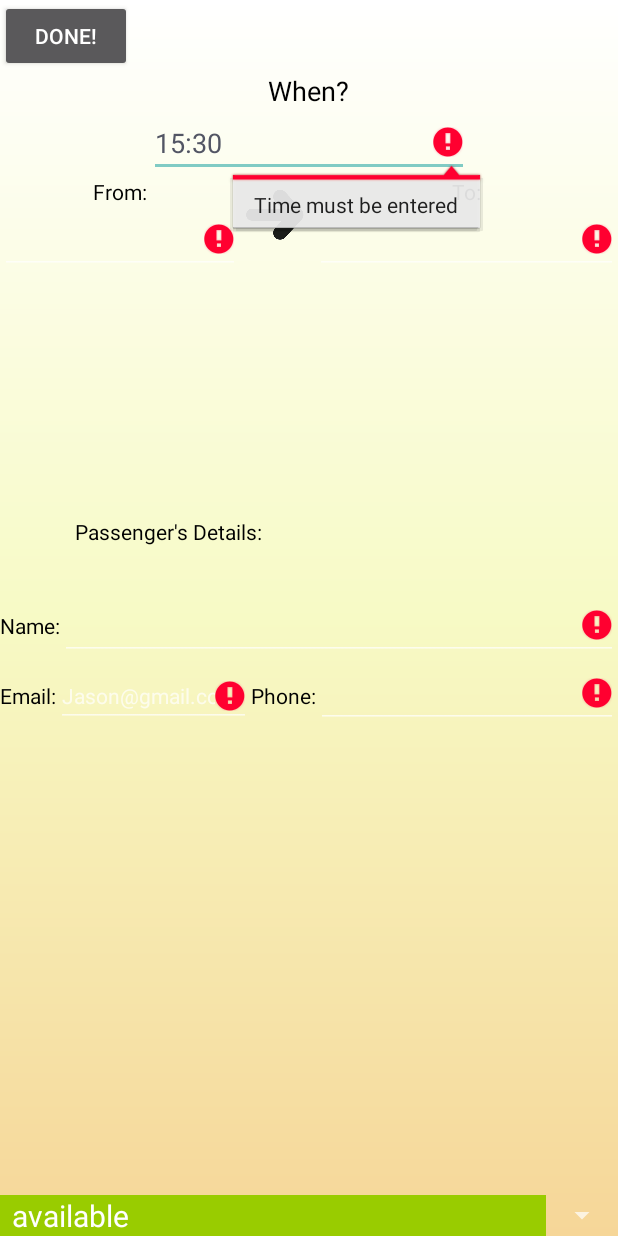
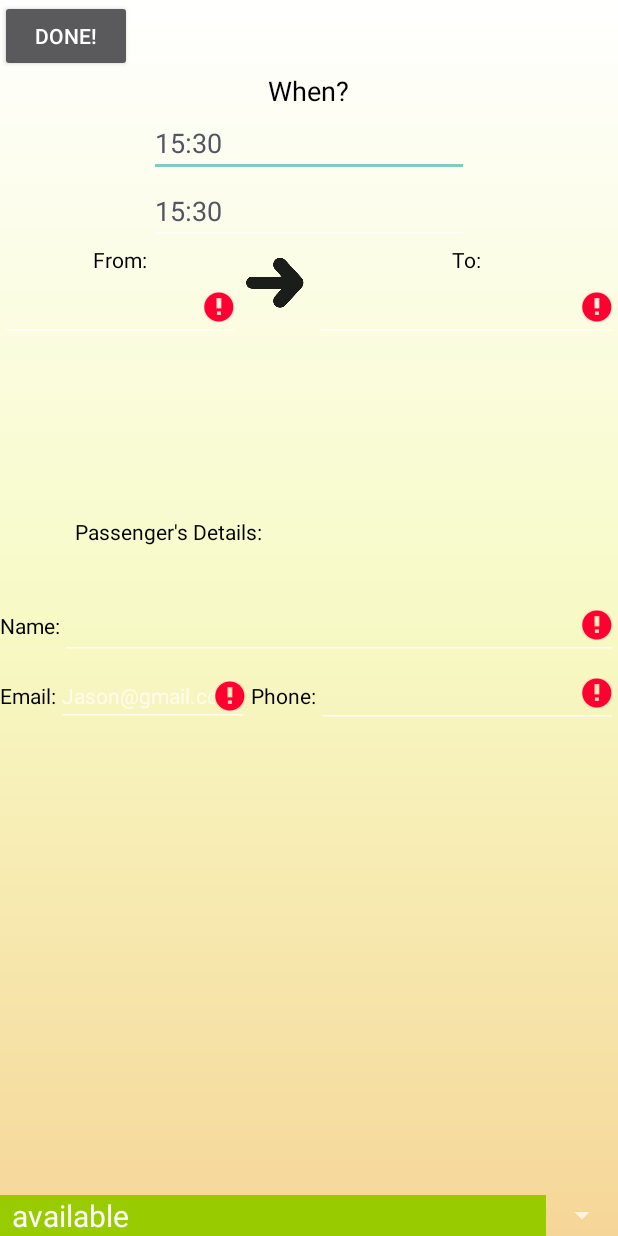
Before and after one commit to hannaawesome/DrivingAllTheWay, an Android app: the TripApp screen opened directly, with no data from a screen before it, after a tap on "DONE!", on a phone screen of 412 x 824 dp. Run offline under Robolectric (Android 15) with nearby library versions, the phone set to English and light mode, and no system bars.

Commit message:
Merge remote-tracking branch 'origin/master'
# Conflicts:
#	Driving All The Way/src/main/res/layout/activity_trip_app.xml
#	Driving All The Way/src/main/res/mipmap-hdpi/arrowIcon.png
#	Driving All The Way/src/main/res/mipmap-hdpi/arrow_icon.png
#	Driving All The Way/src/main/res/mipmap-hdpi/arrowicon.png
#	Driving All The Way/src/main/res/mipmap-hdpi/infoIcon.png
#	Driving All The Way/src/main/res/mipmap-hdpi/info_icon.png
#	Driving All The Way/src/main/res/mipmap-hdpi/infoicon.png
#	Driving All The Way/src/main/res/mipmap-hdpi/routeIcon.png
#	Driving All The Way/src/main/res/mipmap-hdpi/route_icon.png
#	Driving All The Way/src/main/res/mipmap-hdpi/routeicon.png
#	Driving All The Way/src/main/res/mipmap-hdpi/taxiStopIcon.png
#	Driving All The Way/src/main/res/mipmap-hdpi/taxi_stop_icon.png
#	Driving All The Way/src/main/res/mipmap-hdpi/taxistopicon.png
#	Driving All The Way/src/main/res/mipmap-hdpi/timeIcon.png
#	Driving All The Way/src/main/res/mipmap-hdpi/time_icon.png
#	Driving All The Way/src/main/res/mipmap-hdpi/timeicon.png

```diff
--- a/Driving All The Way/src/main/java/com/libby/hanna/drivingalltheway/controller/TripApp.java
+++ b/Driving All The Way/src/main/java/com/libby/hanna/drivingalltheway/controller/TripApp.java
@@ -9,6 +9,7 @@ import android.text.TextUtils;
 import android.view.View;
 import android.widget.Button;
 import android.widget.EditText;
+import android.widget.ImageButton;
 import android.widget.Spinner;
 import android.widget.Toast;
 
@@ -33,7 +34,8 @@ public class TripApp extends Activity {
     private EditText name;
     private EditText from;
     private EditText to;
-    private EditText when;
+    private EditText when1;
+    private EditText when2;
     private Trip t;
     //endregion
 
@@ -61,10 +63,6 @@ public class TripApp extends Activity {
                             public void onFailure(Exception exception) {
                                 Toast.makeText(getBaseContext(), "Could not add the data, must be something wrong \n" + exception.getMessage(), Toast.LENGTH_LONG).show();
                             }
-                            @Override
-                            public void onProgress(String status, double percent) {
-
-                            }
                         });
 
                 }
@@ -78,7 +76,8 @@ public class TripApp extends Activity {
         to = (EditText) findViewById(R.id.ToEnter);
         email = (EditText) findViewById(R.id.EmailEnter);
         phone = (EditText) findViewById(R.id.PhoneEnter);
-        when = (EditText) findViewById(R.id.TimeEnter);
+        when1 = (EditText) findViewById(R.id.TimeEnter1);
+        when2 = (EditText) findViewById(R.id.TimeEnter2);
         status = (Spinner) findViewById(R.id.StatusSpinner);
     }
 
@@ -87,7 +86,7 @@ public class TripApp extends Activity {
         //region getStrings
         String strEmail = email.getText().toString();
         String strPhone = phone.getText().toString();
-        String strTime = when.getText().toString();
+        String strTime = when1.getText().toString()+':'+when2.getText().toString();
         String strFrom = from.getText().toString();
         String strName = name.getText().toString();
         String strTo = to.getText().toString();
@@ -111,7 +110,8 @@ public class TripApp extends Activity {
             check = false;
         }
         if (TextUtils.isEmpty(strTime)) {
-            when.setError("Time must be entered");
+            when1.setError("Time must be entered");
+            when2.setError("Time must be entered");
             check = false;
         }
         if (TextUtils.isEmpty(strTo)) {
@@ -146,7 +146,8 @@ public class TripApp extends Activity {
     private void clearAllPage() {
         email.getText().clear();
         phone.getText().clear();
-        when.getText().clear();
+        when1.getText().clear();
+        when2.getText().clear();
         to.getText().clear();
         from.getText().clear();
         name.getText().clear();
@@ -162,7 +163,7 @@ public class TripApp extends Activity {
         temp.setDestination(fromStringToLocation(to.getText().toString()));
         try {
             SimpleDateFormat format = new SimpleDateFormat("HH:mm"); // 12 hour format
-            java.util.Date d1 = (java.util.Date) format.parse(when.getText().toString());
+            java.util.Date d1 = (java.util.Date) format.parse(when1.getText().toString()+':'+when2.getText().toString());
             temp.setStart(new Time(d1.getTime()));
         } catch (Exception ex) {
             Toast.makeText(getApplicationContext(), "Must be something wrong with the time you entered", Toast.LENGTH_LONG).show();
--- a/Driving All The Way/src/main/java/com/libby/hanna/drivingalltheway/model/backend/DB_manager.java
+++ b/Driving All The Way/src/main/java/com/libby/hanna/drivingalltheway/model/backend/DB_manager.java
@@ -8,9 +8,7 @@ public interface DB_manager
         void onSuccess(T obj);
 
         void onFailure(Exception exception);
-
-        void onProgress(String status, double percent);
-    }
+        }
     void addTrip(final Trip t ,final Action<Long> action);
 
 }
--- a/Driving All The Way/src/main/java/com/libby/hanna/drivingalltheway/model/datasource/Firebase_DBManager.java
+++ b/Driving All The Way/src/main/java/com/libby/hanna/drivingalltheway/model/datasource/Firebase_DBManager.java
@@ -25,13 +25,11 @@ public class Firebase_DBManager implements DB_manager {
                 @Override
                 public void onSuccess(Void aVoid) {
                     action.onSuccess(trip.get_id());
-                    action.onProgress("upload trip data", 100);
                 }
             }).addOnFailureListener(new OnFailureListener() {
                 @Override
                 public void onFailure(@NonNull Exception e) {
                     action.onFailure(e);
-                    action.onProgress("error upload student data", 100);
                 }
             });
 
--- a/Driving All The Way/src/main/res/layout/activity_trip_app.xml
+++ b/Driving All The Way/src/main/res/layout/activity_trip_app.xml
@@ -35,7 +35,19 @@
             app:fontFamily="serif" />
 
         <EditText
-            android:id="@+id/TimeEnter"
+            android:id="@+id/TimeEnter1"
+            android:layout_width="wrap_content"
+            android:layout_height="wrap_content"
+            android:layout_gravity="center"
+            android:ems="10"
+            android:hint="@string/WhenEnter"
+            android:textColorHint="@color/iconDarkGrey"
+            android:inputType="time"
+            android:selectAllOnFocus="false"
+            android:singleLine="false"
+            android:textColor="@color/colorPrimaryDark" />
+        <EditText
+            android:id="@+id/TimeEnter2"
             android:layout_width="wrap_content"
             android:layout_height="wrap_content"
             android:layout_gravity="center"
```
